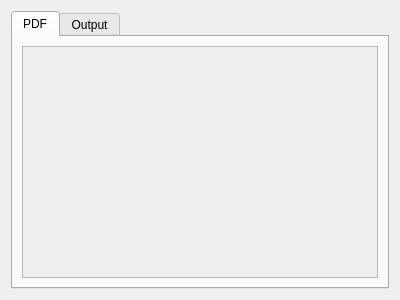
First picture: the form in src/gui/previewwindow.ui, repository tikzit/tikzit, before the edit.
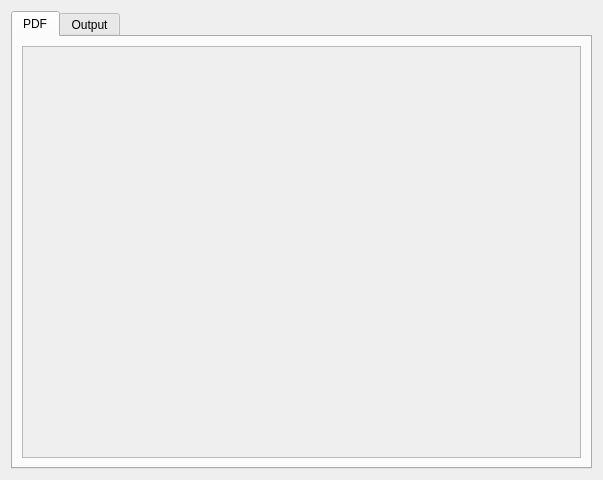
Second picture: the form after the edit.

```diff
--- a/src/gui/previewwindow.ui
+++ b/src/gui/previewwindow.ui
@@ -6,8 +6,8 @@
    <rect>
     <x>0</x>
     <y>0</y>
-    <width>400</width>
-    <height>300</height>
+    <width>603</width>
+    <height>480</height>
    </rect>
   </property>
   <property name="windowTitle">
@@ -40,8 +40,8 @@
            <rect>
             <x>0</x>
             <y>0</y>
-            <width>358</width>
-            <height>233</height>
+            <width>561</width>
+            <height>413</height>
            </rect>
           </property>
           <layout class="QVBoxLayout" name="verticalLayout_4">
```
